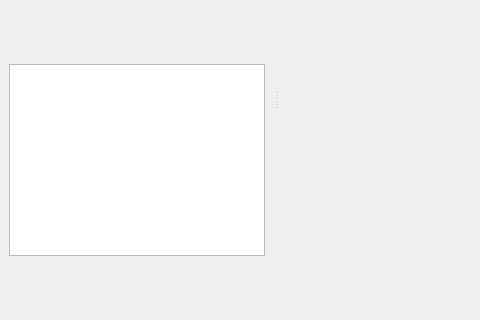
e-foto/e-foto, file branches/SandBox/trunk_PT/qt/interface/FotoTriForm.ui: the form before one commit; both pictures show x 0 to 480 and y 172 to 492 of the 1202 by 770 pixel window.
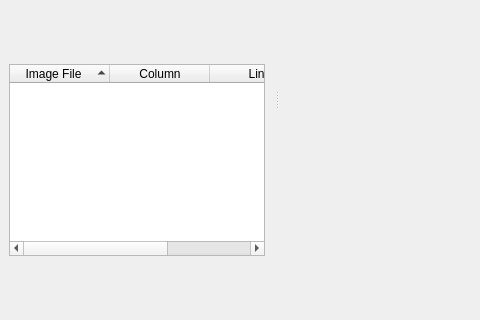
The form after the commit. Icons and pictures are not drawn. Custom widgets are drawn as their Qt base class.

Commit message: Added col lin in point appearances

Diff of the .ui file:
```diff
--- a/branches/SandBox/trunk_PT/qt/interface/FotoTriForm.ui
+++ b/branches/SandBox/trunk_PT/qt/interface/FotoTriForm.ui
@@ -584,7 +584,7 @@
         </widget>
        </item>
        <item>
-        <widget class="QListWidget" name="imagesPointListWidget">
+        <widget class="QTreeWidget" name="imagesPointTreeWidget">
          <property name="sizePolicy">
           <sizepolicy hsizetype="Expanding" vsizetype="MinimumExpanding">
            <horstretch>0</horstretch>
@@ -597,6 +597,86 @@
            <height>300</height>
           </size>
          </property>
+         <property name="autoScroll">
+          <bool>true</bool>
+         </property>
+         <property name="editTriggers">
+          <set>QAbstractItemView::NoEditTriggers</set>
+         </property>
+         <property name="showDropIndicator" stdset="0">
+          <bool>false</bool>
+         </property>
+         <property name="dragDropMode">
+          <enum>QAbstractItemView::NoDragDrop</enum>
+         </property>
+         <property name="alternatingRowColors">
+          <bool>true</bool>
+         </property>
+         <property name="selectionMode">
+          <enum>QAbstractItemView::SingleSelection</enum>
+         </property>
+         <property name="indentation">
+          <number>0</number>
+         </property>
+         <property name="rootIsDecorated">
+          <bool>true</bool>
+         </property>
+         <property name="uniformRowHeights">
+          <bool>true</bool>
+         </property>
+         <property name="itemsExpandable">
+          <bool>true</bool>
+         </property>
+         <property name="sortingEnabled">
+          <bool>true</bool>
+         </property>
+         <property name="animated">
+          <bool>true</bool>
+         </property>
+         <property name="wordWrap">
+          <bool>true</bool>
+         </property>
+         <property name="columnCount">
+          <number>4</number>
+         </property>
+         <attribute name="headerShowSortIndicator" stdset="0">
+          <bool>true</bool>
+         </attribute>
+         <attribute name="headerStretchLastSection">
+          <bool>true</bool>
+         </attribute>
+         <column>
+          <property name="text">
+           <string>Image File</string>
+          </property>
+          <property name="textAlignment">
+           <set>AlignHCenter|AlignVCenter|AlignCenter</set>
+          </property>
+         </column>
+         <column>
+          <property name="text">
+           <string notr="true">Column</string>
+          </property>
+          <property name="textAlignment">
+           <set>AlignHCenter|AlignVCenter|AlignCenter</set>
+          </property>
+         </column>
+         <column>
+          <property name="text">
+           <string notr="true">Line</string>
+          </property>
+          <property name="textAlignment">
+           <set>AlignHCenter|AlignVCenter|AlignCenter</set>
+          </property>
+         </column>
+         <column>
+          <property name="text">
+           <string notr="true">Image Key</string>
+          </property>
+          <property name="textAlignment">
+           <set>AlignHCenter|AlignVCenter|AlignCenter</set>
+          </property>
+         </column>
         </widget>
        </item>
       </layout>
```
Left out of the diff: 2 changed lines with no effect on the pictures. The commit also changes 6 other files.
